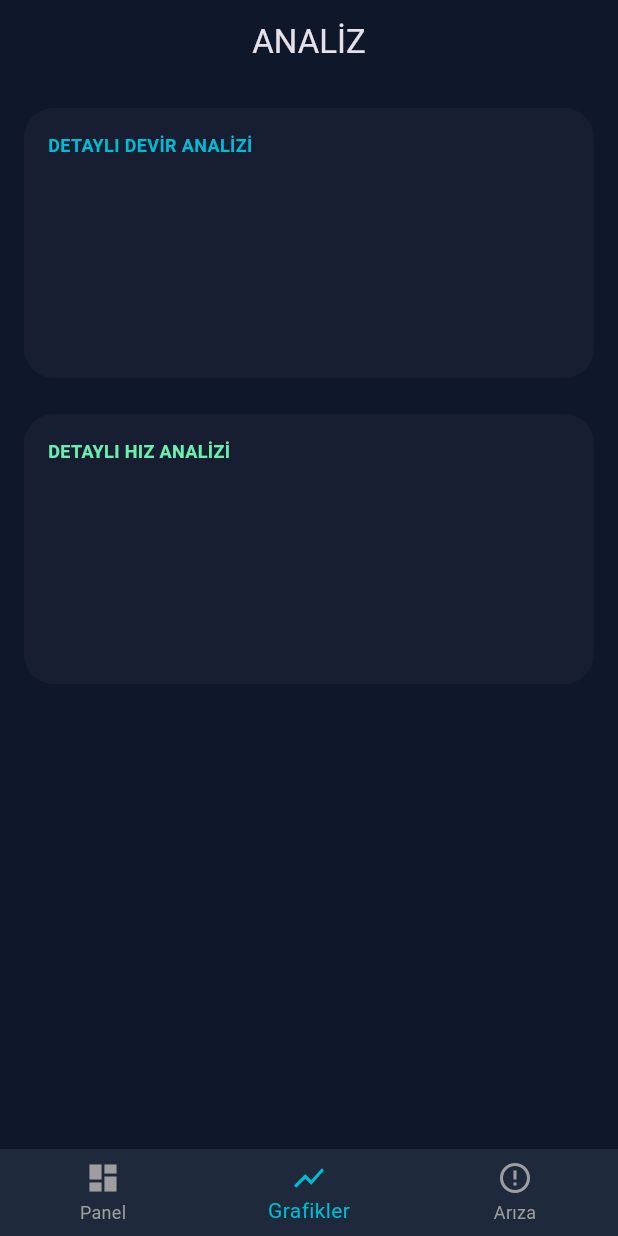
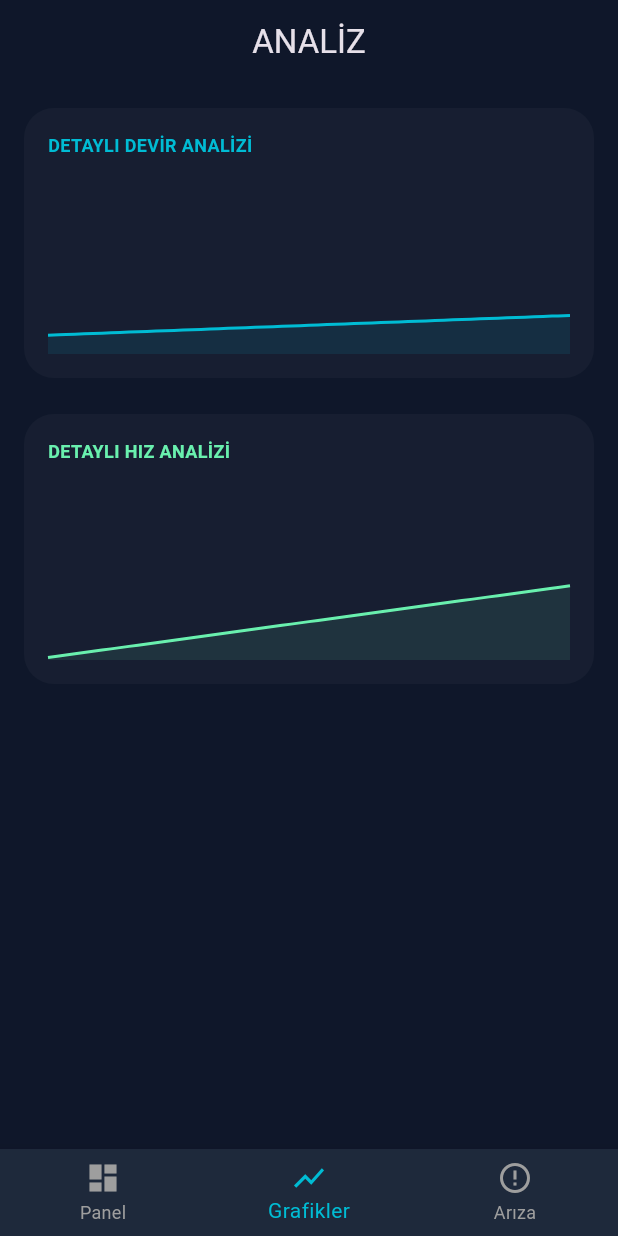
Before and after one commit to usluomerfaruk/OBDII-uygulamas-, a Flutter app: the screen it shows after launch, item 2 of the bottom bar chosen, on a phone screen of 412 x 824 dp. Run offline on Flutter 3.47's test engine with Material 3 defaults, Android fonts, the phone set to English and light mode, and no system bars; drawn by our look-alikes of fl_chart; our stand-ins replace flutter_bluetooth_serial, permission_handler.

Commit message:
Dosyalar güncellendi

```diff
--- a/lib/main.dart
+++ b/lib/main.dart
@@ -7,7 +7,7 @@ void main() async {
   // Flutter binding'in hazır olduğundan emin oluyoruz
   WidgetsFlutterBinding.ensureInitialized();
 
-  // Uygulama başlamadan önce gerekli izinleri istiyoruz
+  // Uygulama ba   şlamadan önce gerekli izinleri istiyoruz
   await _izinleriIste();
 
   runApp(const MyApp());
--- a/lib/simulasyon.dart
+++ b/lib/simulasyon.dart
@@ -50,9 +50,23 @@ class _SimulasyonSayfasiState extends State<SimulasyonSayfasi> {
     startListener();
     sendNextElmCommand();
   }
+
+  // Simülasyon verisi - cihaz yokken test için
+  if (widget.connection == null) {
+    Timer.periodic(const Duration(milliseconds: 300), (t) {
+      if (!mounted) { t.cancel(); return; }
+      timerCount += 0.3;
+      setState(() {
+        double fakeRpm = 800 + (timerCount * 100) % 3000;
+        double fakeSpeed = (timerCount * 10) % 120;
+        rpmSpots.add(FlSpot(timerCount, fakeRpm));
+        speedSpots.add(FlSpot(timerCount, fakeSpeed));
+        if (rpmSpots.length > 30) rpmSpots.removeAt(0);
+        if (speedSpots.length > 30) speedSpots.removeAt(0);
+      });
+    });
   }
-
-  // --- OBD Çekirdek Mantığı ---
+}
 
   void startListener() {
     // verileri yakaladığımız yer
@@ -110,22 +124,16 @@ class _SimulasyonSayfasiState extends State<SimulasyonSayfasi> {
   }
 
 void startPidLoop() {
-    // burda sürekli aractan veri alıyoruz sürekli akış var
   pidTimer = Timer.periodic(const Duration(milliseconds: 200), (Timer t) {
     if (!bagli) {
       t.cancel();
       return;
     }
+    timerCount += 0.2; // Buraya taşındı, her tick'te artar
     switch (t.tick % 3) {
-        case 0:
-          _send("010C\r");
-          break; // RPM
-        case 1:
-          _send("010D\r");
-          break; // Speed
-        case 2:
-          _send("0105\r");
-          break; // Temp
+      case 0: _send("010C\r"); break;
+      case 1: _send("010D\r"); break;
+      case 2: _send("0105\r"); break;
     }
   });
 }
@@ -412,6 +420,27 @@ class _SimulasyonSayfasiState extends State<SimulasyonSayfasi> {
 
   Widget _grafikBolumu(
     String title, List<FlSpot> spots, Color color, double maxY) {
+
+  // En az 2 nokta yoksa grafik çizme
+  if (spots.length < 2) {
+    return Container(
+      height: 180,
+      padding: const EdgeInsets.all(16),
+      decoration: BoxDecoration(
+        color: Colors.white.withOpacity(0.03),
+        borderRadius: BorderRadius.circular(20),
+      ),
+      child: Center(
+        child: Text("Veri bekleniyor...",
+            style: TextStyle(color: color.withOpacity(0.5))),
+      ),
+    );
+  }
+
+  double minX = spots.first.x;
+  double maxX = spots.last.x;
+  if (maxX <= minX) maxX = minX + 1; // sıfır aralık koruması
+
   return Container(
     height: 180,
     padding: const EdgeInsets.all(16),
@@ -429,6 +458,8 @@ class _SimulasyonSayfasiState extends State<SimulasyonSayfasi> {
         Expanded(
           child: LineChart(
             LineChartData(
+              minX: minX,
+              maxX: maxX,
               minY: 0,
               maxY: maxY,
               gridData: const FlGridData(show: false),
@@ -441,8 +472,8 @@ class _SimulasyonSayfasiState extends State<SimulasyonSayfasi> {
                   color: color,
                   barWidth: 2,
                   dotData: const FlDotData(show: false),
-                    belowBarData:
-                        BarAreaData(show: true, color: color.withOpacity(0.1)),
+                  belowBarData: BarAreaData(
+                      show: true, color: color.withOpacity(0.1)),
                 ),
               ],
             ),
```
Also changed, not shown: pubspec.lock, web_entrypoint.dart (added), 1 other file. Lines whose indentation alone changed are shown as unchanged.
